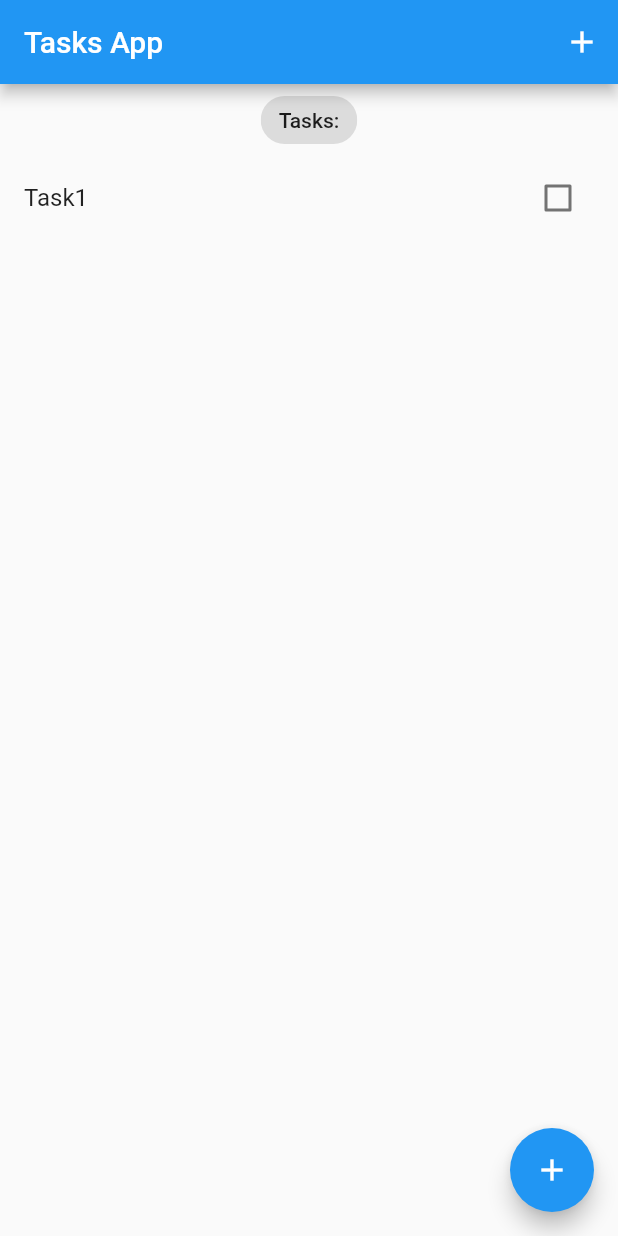
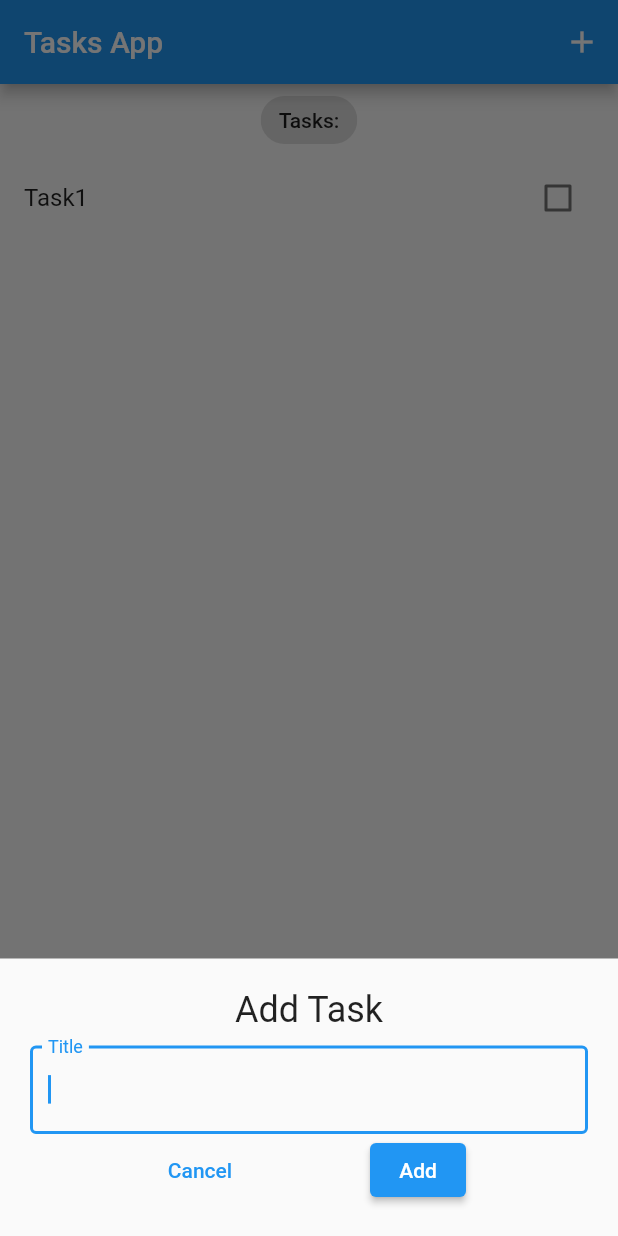
Before and after one commit to banku27/Todo_App_using_Bloc, a Flutter app: the screen it shows after launch, after a tap on the "add" icon, on a phone screen of 412 x 824 dp. Run offline on Flutter 3.47's test engine with Material 2 defaults, Android fonts, the phone set to English and light mode, and no system bars; our stand-ins replace bloc, equatable, flutter_bloc.

Commit message:
add task completed

```diff
--- a/lib/Bloc/bloc/tasks_bloc.dart
+++ b/lib/Bloc/bloc/tasks_bloc.dart
@@ -1,6 +1,5 @@
 import 'package:bloc/bloc.dart';
 import 'package:equatable/equatable.dart';
-import 'package:todo_app/Bloc/bloc/tasks_bloc.dart';
 
 import '../../models/task.dart';
 
--- a/lib/main.dart
+++ b/lib/main.dart
@@ -26,7 +26,7 @@ class MyApp extends StatelessWidget {
         theme: ThemeData(
           primarySwatch: Colors.blue,
         ),
-        home: TasksScreen(),
+        home: const TasksScreen(),
       ),
     );
   }
--- /dev/null
+++ b/lib/screens/add_task_screen.dart
@@ -0,0 +1,60 @@
+import 'package:flutter/material.dart';
+import 'package:flutter_bloc/flutter_bloc.dart';
+import 'package:todo_app/Bloc/bloc/tasks_bloc.dart';
+import 'package:todo_app/models/task.dart';
+
+class AddTaskScreen extends StatelessWidget {
+  const AddTaskScreen({
+    Key? key,
+  }) : super(key: key);
+
+  @override
+  Widget build(BuildContext context) {
+    TextEditingController titleController = TextEditingController();
+    return Container(
+      padding: const EdgeInsets.all(20),
+      child: Column(
+        children: [
+          const Text(
+            'Add Task',
+            style: TextStyle(fontSize: 24),
+          ),
+          const SizedBox(
+            height: 10,
+          ),
+          TextField(
+            autofocus: true,
+            controller: titleController,
+            decoration: const InputDecoration(
+              label: Text('Title'),
+              border: OutlineInputBorder(),
+            ),
+          ),
+          Row(
+            mainAxisAlignment: MainAxisAlignment.spaceEvenly,
+            children: [
+              TextButton(
+                onPressed: () {
+                  Navigator.pop(context);
+                },
+                child: const Text(
+                  'Cancel',
+                ),
+              ),
+              ElevatedButton(
+                onPressed: () {
+                  var task = Task(
+                    title: titleController.text,
+                  );
+                  context.read<TasksBloc>().add(AddTask(task: task));
+                  Navigator.pop(context);
+                },
+                child: const Text('Add'),
+              )
+            ],
+          ),
+        ],
+      ),
+    );
+  }
+}
--- a/lib/screens/tasks_screen.dart
+++ b/lib/screens/tasks_screen.dart
@@ -2,19 +2,28 @@ import 'package:flutter/material.dart';
 import 'package:flutter_bloc/flutter_bloc.dart';
 import 'package:todo_app/Bloc/bloc/tasks_bloc.dart';
 import 'package:todo_app/models/task.dart';
+import 'package:todo_app/screens/add_task_screen.dart';
 
 import 'package:todo_app/widget/tasks_list.dart';
 
-class TasksScreen extends StatelessWidget {
-  TasksScreen({Key? key}) : super(key: key);
+class TasksScreen extends StatefulWidget {
+  const TasksScreen({Key? key}) : super(key: key);
 
-  TextEditingController titleController = TextEditingController();
+  @override
+  State<TasksScreen> createState() => _TasksScreenState();
+}
 
+class _TasksScreenState extends State<TasksScreen> {
   void _addTask(BuildContext context) {
     showModalBottomSheet(
       context: context,
       builder: (context) => SingleChildScrollView(
-        child: AddTaskScreen(titleController: titleController),
+        child: Container(
+          padding: EdgeInsets.only(
+            bottom: MediaQuery.of(context).viewInsets.bottom,
+          ),
+          child: const AddTaskScreen(),
+        ),
       ),
     );
   }
@@ -29,7 +38,7 @@ class TasksScreen extends StatelessWidget {
             title: const Text('Tasks App'),
             actions: [
               IconButton(
-                onPressed: () {},
+                onPressed: () => _addTask(context),
                 icon: const Icon(Icons.add),
               )
             ],
@@ -57,60 +66,3 @@ class TasksScreen extends StatelessWidget {
     );
   }
 }
-
-class AddTaskScreen extends StatelessWidget {
-  const AddTaskScreen({
-    Key? key,
-    required this.titleController,
-  }) : super(key: key);
-
-  final TextEditingController titleController;
-
-  @override
-  Widget build(BuildContext context) {
-    return Container(
-      padding: EdgeInsets.only(
-        bottom: MediaQuery.of(context).viewInsets.bottom,
-      ),
-      child: Container(
-        padding: const EdgeInsets.all(20),
-        child: Column(
-          children: [
-            const Text(
-              'Add Task',
-              style: TextStyle(fontSize: 24),
-            ),
-            const SizedBox(
-              height: 10,
-            ),
-            TextField(
-              autofocus: true,
-              controller: titleController,
-              decoration: const InputDecoration(
-                label: Text('Title'),
-                border: OutlineInputBorder(),
-              ),
-            ),
-            TextButton(
-              onPressed: () {
-                Navigator.pop(context);
-              },
-              child: const Text(
-                'Cancel',
-              ),
-            ),
-            ElevatedButton(
-                onPressed: () {
-                  var task = Task(
-                    title: titleController.text,
-                  );
-                  context.read<TasksBloc>().add(AddTask(task: task));
-                  Navigator.pop(context);
-                },
-                child: const Text('Add'))
-          ],
-        ),
-      ),
-    );
-  }
-}
```
